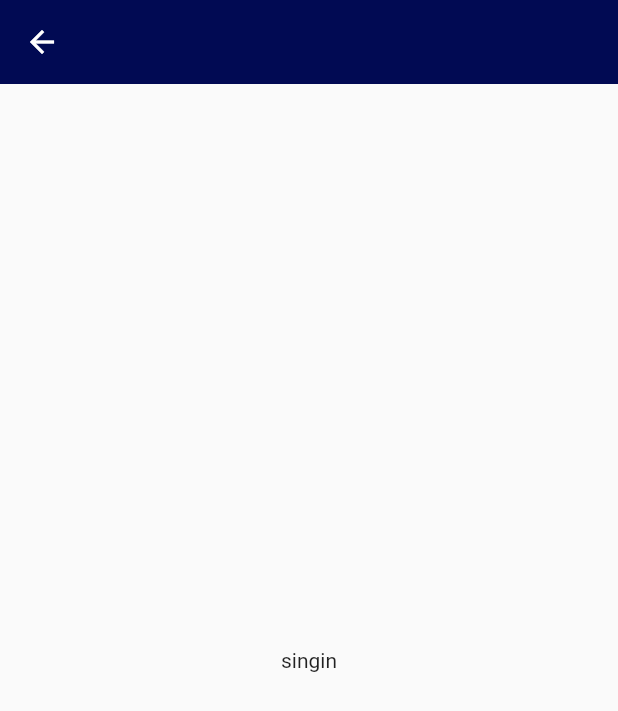
After one commit to GustC/Mesa-News-App, a Flutter app: the SinginPage screen opened by its route, on a phone screen of 412 x 824 dp. The commit adds this screen. Shown: the top 711 px of the screen. Run offline on Flutter 3.47's test engine with Material 2 defaults, Android fonts, the phone set to English and light mode, and no system bars; our stand-ins replace flutter_svg, get.

Commit message:
Arquivo de rotas do app

```diff
--- a/lib/app.dart
+++ b/lib/app.dart
@@ -1,14 +1,16 @@
 import 'package:flutter/material.dart';
 import 'package:flutter/cupertino.dart';
 import 'package:flutter/services.dart';
+import 'package:get/get.dart';
 import 'package:mesa_news_app/constants/colors.dart';
+import 'package:mesa_news_app/routes.dart';
 import 'package:mesa_news_app/screens/wellcome/wellcome_page.dart';
 
 class MesaNewsApp extends StatelessWidget {
 
   @override
   Widget build(BuildContext context) {
-    return MaterialApp(
+    return GetMaterialApp(
       title: 'Mesa News',
       themeMode: ThemeMode.dark,
       theme: ThemeData(
@@ -29,6 +31,8 @@ class MesaNewsApp extends StatelessWidget {
       ),
       debugShowCheckedModeBanner: false,
       home: WellcomePage(),
+      initialRoute: "wellcome/",
+      routes: appRoutes,
     );
   }
 }
--- /dev/null
+++ b/lib/routes.dart
@@ -0,0 +1,9 @@
+import 'package:flutter/material.dart';
+import 'package:flutter/cupertino.dart';
+import 'package:mesa_news_app/screens/singin/singin_page.dart';
+import 'package:mesa_news_app/screens/wellcome/wellcome_page.dart';
+
+Map<String,WidgetBuilder> appRoutes = {
+  "wellcome/" :  (_)=>WellcomePage(),
+  "singin/" :  (_)=>SinginPage(),
+};
--- /dev/null
+++ b/lib/screens/singin/singin_page.dart
@@ -0,0 +1,14 @@
+import 'package:flutter/cupertino.dart';
+import 'package:flutter/material.dart';
+
+class SinginPage extends StatelessWidget {
+  @override
+  Widget build(BuildContext context) {
+    return Scaffold(
+      appBar: AppBar(),
+      body: Center(
+        child: Text("singin"),
+      ),
+    );
+  }
+}
```
